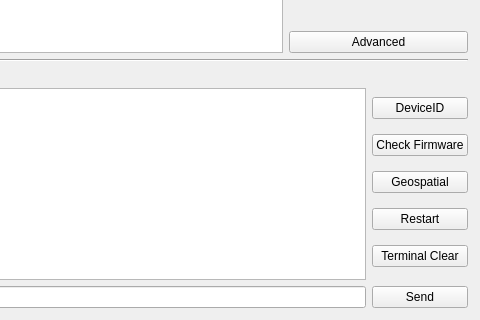
First picture: the form in dialog.ui, repository SwarmSailor/SSPythonGUI, before the edit; both pictures show x 94 to 574 and y 409 to 729 of the 574 by 729 pixel window.
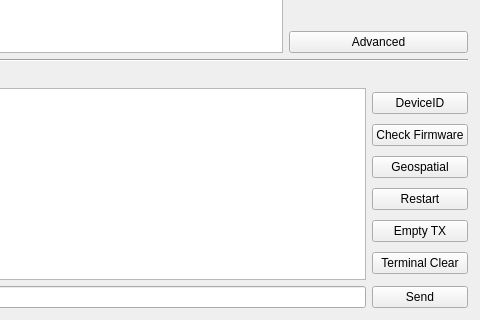
Second picture: the form after the edit.

The edit to the form file:
```diff
--- a/dialog.ui
+++ b/dialog.ui
@@ -174,6 +174,13 @@
            </property>
           </widget>
          </item>
+         <item>
+          <widget class="QPushButton" name="Button_Empty_TX">
+           <property name="text">
+            <string>Empty TX</string>
+           </property>
+          </widget>
+         </item>
          <item>
           <widget class="QPushButton" name="Button_Serial_Terminal_Clear">
            <property name="text">
```
